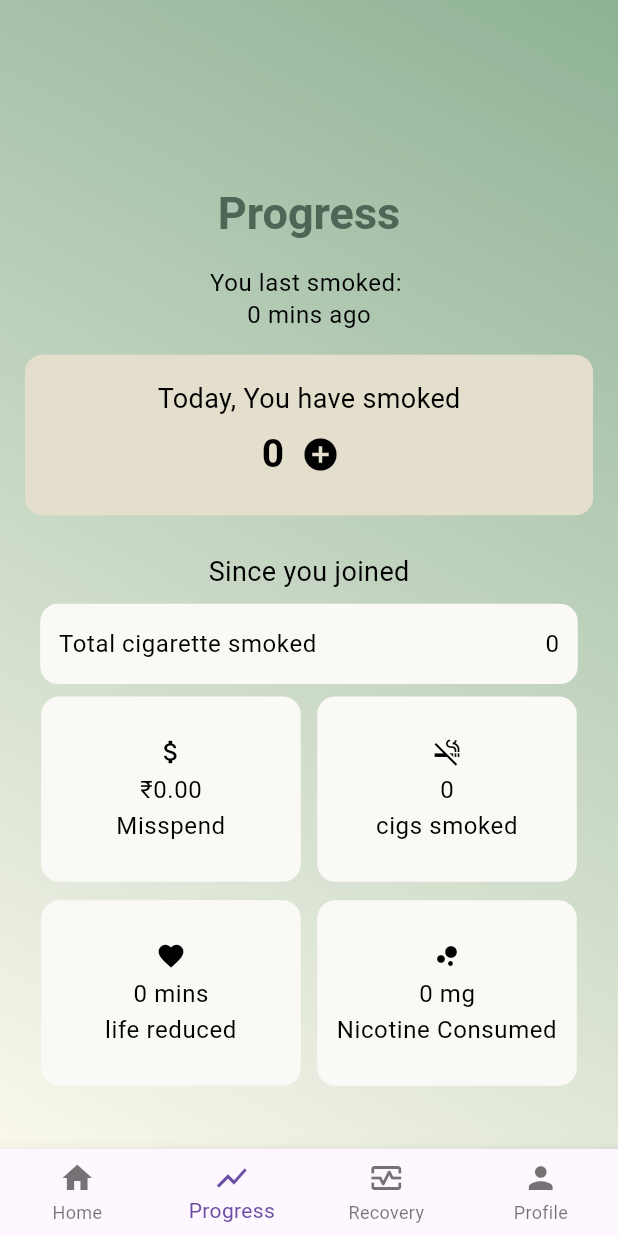
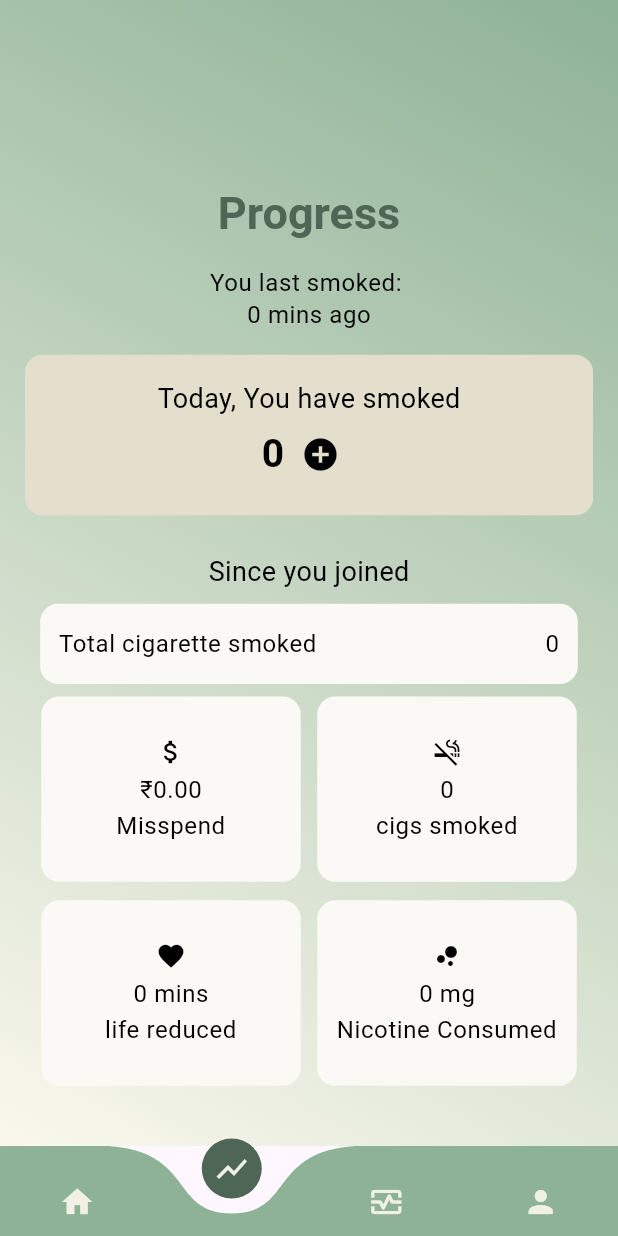
Before and after one commit to KartheekValigonda/Airbound, a Flutter app: the screen it shows once a user with an empty profile is signed in, item 2 of the bottom bar chosen, on a phone screen of 412 x 824 dp. Run offline on Flutter 3.47's test engine with Material 3 defaults, Android fonts, the phone set to English and light mode, and no system bars; drawn by our look-alikes of curved_navigation_bar; our stand-ins replace cloud_firestore, firebase_auth, firebase_core, firebase_storage, fl_chart, get and 2 more; accounts and stored records are empty.

Commit message:
Completed the Project

```diff
--- a/lib/Home/home.dart
+++ b/lib/Home/home.dart
@@ -12,6 +12,7 @@ import 'package:airbound/common%20widgets/commonbutton.dart';
 import 'package:airbound/common%20widgets/commonCard.dart';
 import 'package:flutter/material.dart';
 import 'package:shared_preferences/shared_preferences.dart';
+import 'package:curved_navigation_bar/curved_navigation_bar.dart';
 
 class Home extends StatefulWidget {
   const Home({super.key});
@@ -34,20 +35,23 @@ class _HomeState extends State<Home> {
   Widget build(BuildContext context) {
     return Scaffold(
       body: _pages[_currentIndex],
-      bottomNavigationBar: BottomNavigationBar(
-        currentIndex: _currentIndex,
+      bottomNavigationBar: CurvedNavigationBar(
+        backgroundColor: Colors.transparent,
+        color: Pallete.gradient1,
+        buttonBackgroundColor: Pallete.authButton,
+        height: 60,
+        animationDuration: const Duration(milliseconds: 300),
+        index: _currentIndex,
         onTap: (index) {
           setState(() {
             _currentIndex = index;
           });
         },
-        type: BottomNavigationBarType.fixed,
-        // Theme properties are applied via BottomNavigationBarThemeData
         items: const [
-          BottomNavigationBarItem(icon: Icon(Icons.home), label: "Home"),
-          BottomNavigationBarItem(icon: Icon(Icons.show_chart), label: "Progress"),
-          BottomNavigationBarItem(icon: Icon(Icons.monitor_heart_outlined), label: "Recovery"),
-          BottomNavigationBarItem(icon: Icon(Icons.person), label: "Profile"),
+          Icon(Icons.home, color: Pallete.backgroundColor),
+          Icon(Icons.show_chart, color: Pallete.backgroundColor),
+          Icon(Icons.monitor_heart_outlined, color:Pallete.backgroundColor),
+          Icon(Icons.person, color: Pallete.backgroundColor),
         ],
       ),
     );
```
Also changed, not shown: pubspec.yaml (+9 -12 lines), pubspec.lock, 4 other files.
